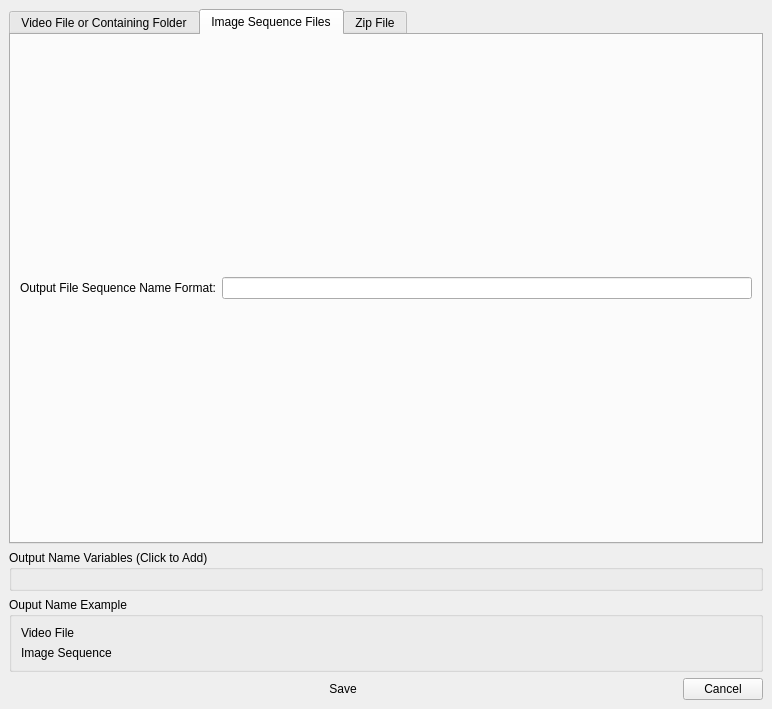
Above: code/EZRender.ui from VisualDroids/EZ-Render-for-Toonboom-Harmony before the change. Below: the same form after it.
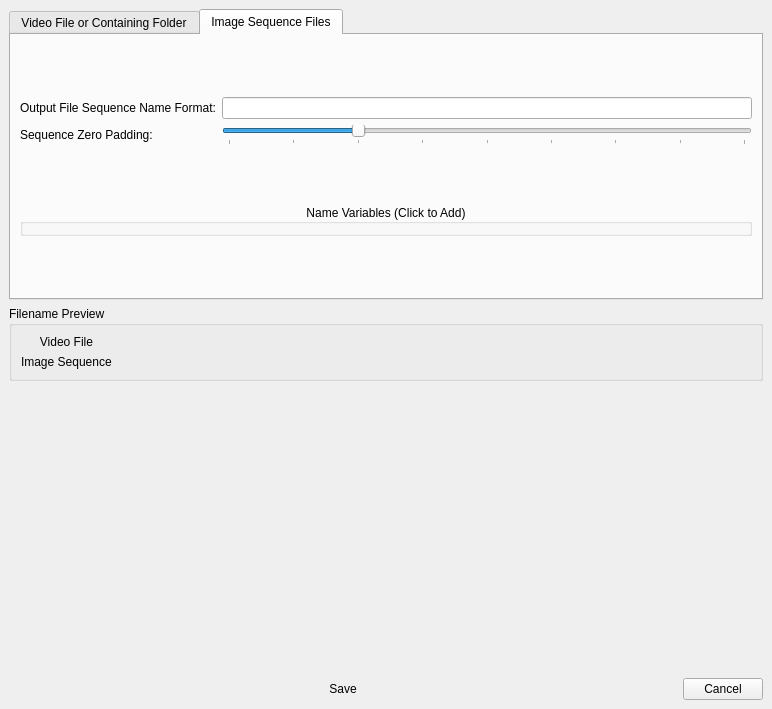
That is the form after the change.

The edit to the form file:
```diff
--- a/code/EZRender.ui
+++ b/code/EZRender.ui
@@ -51,7 +51,7 @@
                 <bool>false</bool>
                </property>
                <property name="placeholderText">
-                <string>Search</string>
+                <string>Search (Coming Soon)</string>
                </property>
                <property name="clearButtonEnabled">
                 <bool>true</bool>
@@ -166,7 +166,7 @@
              </column>
              <column>
               <property name="text">
-               <string>Output Name Format</string>
+               <string>Filename</string>
               </property>
              </column>
              <column>
@@ -799,6 +799,9 @@
       <property name="currentIndex">
        <number>1</number>
       </property>
+      <property name="elideMode">
+       <enum>Qt::ElideMiddle</enum>
+      </property>
       <widget class="QWidget" name="videofile">
        <attribute name="title">
         <string>Video File or Containing Folder</string>
@@ -806,13 +809,6 @@
        <layout class="QVBoxLayout" name="verticalLayout_14">
         <item>
          <layout class="QGridLayout" name="gridLayout_13">
-          <item row="0" column="0">
-           <widget class="QLabel" name="label_5">
-            <property name="text">
-             <string>Output Name Format:</string>
-            </property>
-           </widget>
-          </item>
           <item row="0" column="1">
            <widget class="QLineEdit" name="outputNameField">
             <property name="maxLength">
@@ -826,8 +822,39 @@
             </property>
            </widget>
           </item>
+          <item row="0" column="0">
+           <widget class="QLabel" name="label_5">
+            <property name="text">
+             <string>Output Name Format:</string>
+            </property>
+           </widget>
+          </item>
          </layout>
         </item>
+        <item>
+         <widget class="QGroupBox" name="nameTags">
+          <property name="sizePolicy">
+           <sizepolicy hsizetype="Preferred" vsizetype="Maximum">
+            <horstretch>0</horstretch>
+            <verstretch>0</verstretch>
+           </sizepolicy>
+          </property>
+          <property name="title">
+           <string>Name Variables (Click to Add)</string>
+          </property>
+          <layout class="QGridLayout" name="gridLayout_3">
+           <property name="leftMargin">
+            <number>0</number>
+           </property>
+           <property name="rightMargin">
+            <number>0</number>
+           </property>
+           <property name="bottomMargin">
+            <number>0</number>
+           </property>
+          </layout>
+         </widget>
+        </item>
        </layout>
       </widget>
       <widget class="QWidget" name="imgseq">
@@ -837,15 +864,43 @@
        <layout class="QVBoxLayout" name="verticalLayout_16">
         <item>
          <layout class="QGridLayout" name="gridLayout_4">
-          <item row="0" column="0">
+          <item row="0" column="1">
            <widget class="QLabel" name="label_6">
             <property name="text">
              <string>Output File Sequence Name Format:</string>
             </property>
            </widget>
           </item>
-          <item row="0" column="1">
+          <item row="1" column="2">
+           <widget class="QSlider" name="zeroPaddingControl">
+            <property name="minimum">
+             <number>2</number>
+            </property>
+            <property name="maximum">
+             <number>10</number>
+            </property>
+            <property name="value">
+             <number>4</number>
+            </property>
+            <property name="tracking">
+             <bool>true</bool>
+            </property>
+            <property name="orientation">
+             <enum>Qt::Horizontal</enum>
+            </property>
+            <property name="tickPosition">
+             <enum>QSlider::TicksBelow</enum>
+            </property>
+            <property name="tickInterval">
+             <number>1</number>
+            </property>
+           </widget>
+          </item>
+          <item row="0" column="2">
            <widget class="QLineEdit" name="outputSeqNameField">
+            <property name="text">
+             <string/>
+            </property>
             <property name="alignment">
              <set>Qt::AlignCenter</set>
             </property>
@@ -854,67 +909,111 @@
             </property>
            </widget>
           </item>
+          <item row="1" column="1">
+           <widget class="QLabel" name="label_9">
+            <property name="text">
+             <string>Sequence Zero Padding:</string>
+            </property>
+           </widget>
+          </item>
          </layout>
         </item>
-       </layout>
-      </widget>
-      <widget class="QWidget" name="zipfile">
-       <attribute name="title">
-        <string>Zip File</string>
-       </attribute>
-       <layout class="QVBoxLayout" name="verticalLayout_15">
         <item>
-         <layout class="QGridLayout" name="gridLayout_8"/>
+         <widget class="QGroupBox" name="seqTags">
+          <property name="sizePolicy">
+           <sizepolicy hsizetype="Preferred" vsizetype="Maximum">
+            <horstretch>0</horstretch>
+            <verstretch>0</verstretch>
+           </sizepolicy>
+          </property>
+          <property name="title">
+           <string>Name Variables (Click to Add)</string>
+          </property>
+          <property name="alignment">
+           <set>Qt::AlignCenter</set>
+          </property>
+          <layout class="QGridLayout" name="gridLayout_10">
+           <property name="leftMargin">
+            <number>0</number>
+           </property>
+           <property name="rightMargin">
+            <number>0</number>
+           </property>
+           <property name="bottomMargin">
+            <number>0</number>
+           </property>
+          </layout>
+         </widget>
         </item>
        </layout>
       </widget>
      </widget>
     </item>
-    <item>
-     <widget class="QGroupBox" name="filenameTags">
-      <property name="title">
-       <string>Output Name Variables (Click to Add)</string>
-      </property>
-      <layout class="QGridLayout" name="gridLayout_3"/>
-     </widget>
-    </item>
     <item>
      <widget class="QGroupBox" name="outputName">
       <property name="title">
-       <string>Ouput Name Example</string>
+       <string>Filename Preview</string>
       </property>
       <layout class="QGridLayout" name="gridLayout_9">
+       <item row="1" column="1">
+        <widget class="QLabel" name="outputSeqNameExample">
+         <property name="text">
+          <string/>
+         </property>
+         <property name="alignment">
+          <set>Qt::AlignCenter</set>
+         </property>
+        </widget>
+       </item>
+       <item row="0" column="0">
+        <widget class="QLabel" name="label_7">
+         <property name="text">
+          <string>Video File</string>
+         </property>
+         <property name="alignment">
+          <set>Qt::AlignCenter</set>
+         </property>
+        </widget>
+       </item>
        <item row="0" column="1">
         <widget class="QLabel" name="outputNameExample">
          <property name="text">
           <string/>
          </property>
+         <property name="alignment">
+          <set>Qt::AlignCenter</set>
+         </property>
         </widget>
        </item>
        <item row="1" column="0">
         <widget class="QLabel" name="label_8">
+         <property name="sizePolicy">
+          <sizepolicy hsizetype="Maximum" vsizetype="Preferred">
+           <horstretch>0</horstretch>
+           <verstretch>0</verstretch>
+          </sizepolicy>
+         </property>
          <property name="text">
           <string>Image Sequence</string>
          </property>
         </widget>
        </item>
-       <item row="0" column="0">
-        <widget class="QLabel" name="label_7">
-         <property name="text">
-          <string>Video File</string>
-         </property>
-        </widget>
-       </item>
-       <item row="1" column="1">
-        <widget class="QLabel" name="outputSeqNameExample">
-         <property name="text">
-          <string/>
-         </property>
-        </widget>
-       </item>
       </layout>
      </widget>
     </item>
+    <item>
+     <spacer name="verticalSpacer">
+      <property name="orientation">
+       <enum>Qt::Vertical</enum>
+      </property>
+      <property name="sizeHint" stdset="0">
+       <size>
+        <width>20</width>
+        <height>40</height>
+       </size>
+      </property>
+     </spacer>
+    </item>
     <item>
      <layout class="QHBoxLayout" name="horizontalLayout_6">
       <item>
```
Left out of the diff: 36 changed lines with no effect on the pictures.
